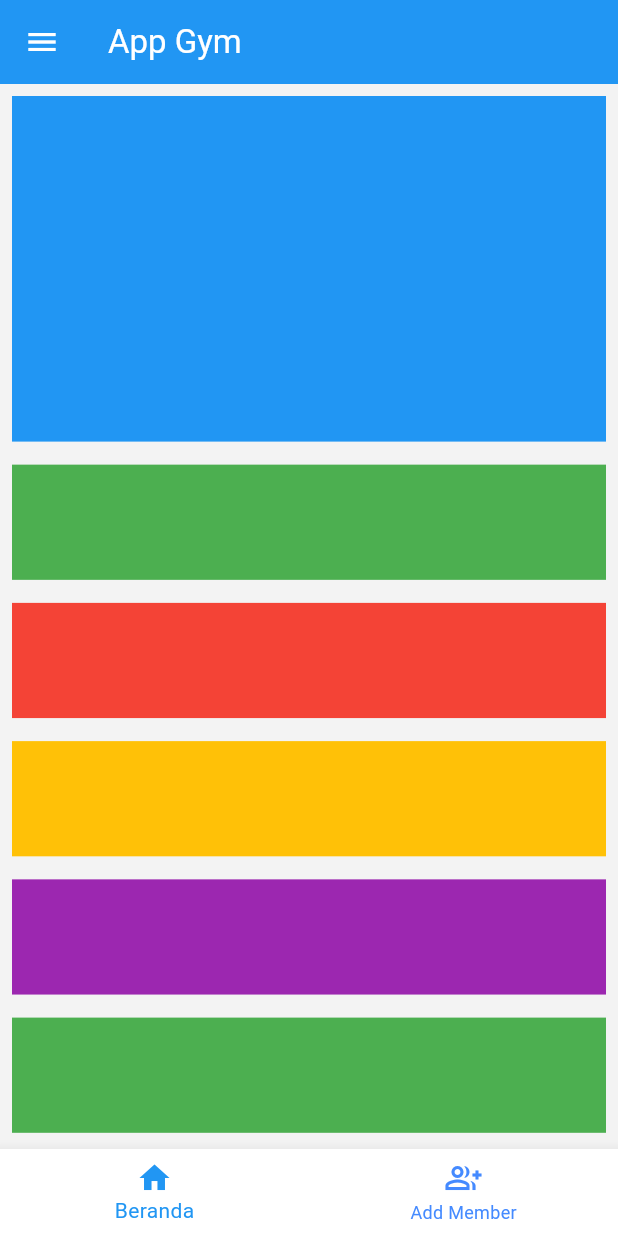
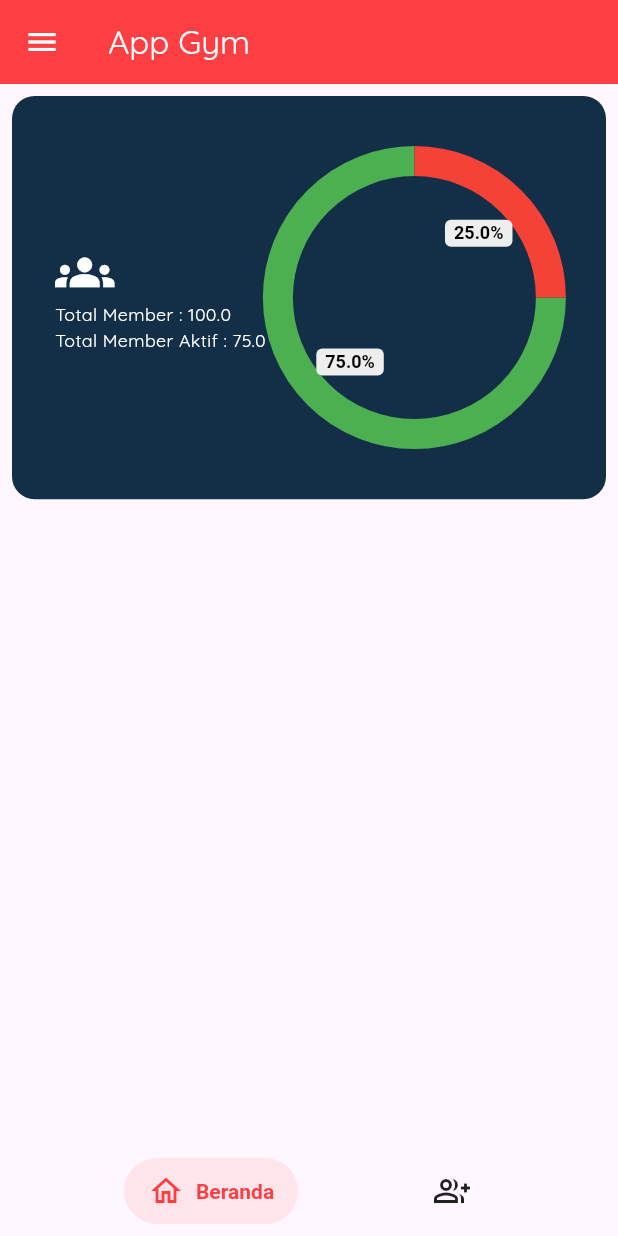
Before and after one commit to KhotamiPutra/AppGym, a Flutter app: the screen it shows after launch, on a phone screen of 412 x 824 dp. Run offline on Flutter 3.47's test engine with Material 3 defaults, Android fonts, the phone set to English and light mode, and no system bars; drawn by our look-alikes of pie_chart, salomon_bottom_bar.

Commit message:
membuat aplikasi responsif

```diff
--- a/lib/main.dart
+++ b/lib/main.dart
@@ -1,6 +1,7 @@
 import 'package:appgym/pages/addmember.dart';
 import 'package:appgym/pages/home.dart';
 import 'package:flutter/material.dart';
+import 'package:salomon_bottom_bar/salomon_bottom_bar.dart';
 
 void main() {
   runApp(const AppWrapper());
@@ -29,40 +30,33 @@ class _AppWrapperState extends State<AppWrapper> {
     final myAppBar = AppBar(
       title: const Text('App Gym', style: TextStyle(color: Colors.white)),
       iconTheme: const IconThemeData(color: Colors.white),
-      backgroundColor: Colors.blue,
+      backgroundColor: const Color.fromARGB(255, 253, 62, 67),
     );
     final _page = [Home(appBar: myAppBar, paddingTop: paddingTop), Addmember()];
+
     return MaterialApp(
+      theme: ThemeData(fontFamily: 'QuickSand'),
       debugShowCheckedModeBanner: false,
       home: Scaffold(
         appBar: myAppBar,
         body: _nav == 0
             ? Home(appBar: myAppBar, paddingTop: paddingTop)
-            : _page[_nav], // AddMember tidak memerlukan AppBar dan paddingTop
-        bottomNavigationBar: BottomNavigationBar(
-          backgroundColor: Colors.white,
-          items: const <BottomNavigationBarItem>[
-            BottomNavigationBarItem(
-              icon: Icon(Icons.home_outlined, color: Colors.blueAccent),
-              label: 'Beranda',
-              activeIcon: Icon(
-                Icons.home,
-                color: Colors.blue,
-              ),
+            : _page[_nav],
+        bottomNavigationBar: SalomonBottomBar(
+          currentIndex: _nav,
+          onTap: _onItemTapped,
+          items: [
+            SalomonBottomBarItem(
+              icon: const Icon(Icons.home_outlined),
+              title: const Text('Beranda'),
+              selectedColor: const Color.fromARGB(255, 253, 62, 67),
             ),
-            BottomNavigationBarItem(
-              icon: Icon(Icons.group_add_outlined, color: Colors.blueAccent),
-              label: 'Add Member',
-              activeIcon: Icon(
-                Icons.group_add,
-                color: Colors.blue,
-              ),
+            SalomonBottomBarItem(
+              icon: const Icon(Icons.group_add_outlined),
+              title: const Text('Add Member'),
+              selectedColor: const Color.fromARGB(255, 253, 62, 67),
             ),
           ],
-          currentIndex: _nav,
-          selectedItemColor: Colors.blue,
-          unselectedItemColor: Colors.blueAccent,
-          onTap: _onItemTapped,
         ),
         drawer: Drawer(
           child: ListView(
--- a/lib/pages/home.dart
+++ b/lib/pages/home.dart
@@ -1,4 +1,5 @@
 import 'package:flutter/material.dart';
+import 'package:pie_chart/pie_chart.dart';
 
 class Home extends StatefulWidget {
   final AppBar appBar;
@@ -19,8 +20,22 @@ class _HomeState extends State<Home> {
     final heightBody =
         heightApp - widget.appBar.preferredSize.height - widget.paddingTop;
 
-    return Scaffold(
-      backgroundColor: const Color.fromARGB(255, 243, 243, 243),
+    // pie chart
+    final double totalMembers = 100; // Total anggota
+    final double activeMembers = 75; // Anggota aktif
+
+    // Menghitung Persentase
+    final double inactiveMembers = totalMembers - activeMembers;
+
+    final Map<String, double> dataMap = {
+      "Active": activeMembers,
+      "Inactive": inactiveMembers,
+    };
+
+    return MaterialApp(
+      debugShowCheckedModeBanner: false,
+      theme: ThemeData(fontFamily: 'QuickSand'),
+      home: Scaffold(
         body: Container(
           height: heightBody, // Mengatur tinggi body
           child: ListView(
@@ -34,63 +49,67 @@ class _HomeState extends State<Home> {
                       children: [
                         Container(
                             width: widthApp,
-                        height: heightBody * 0.3,
-                        color: Colors.blue,
+                            height: heightBody * 0.35,
+                            decoration: BoxDecoration(
+                                color: const Color.fromARGB(255, 19, 47, 71),
+                                borderRadius: BorderRadius.circular(15)),
+                            child: LayoutBuilder(
+                              builder: (context, constraints) {
+                                return Padding(
+                                  padding: const EdgeInsets.all(20.0),
+                                  child: Row(
+                                    mainAxisAlignment: MainAxisAlignment.center,
+                                    children: [
+                                      Column(
+                                        crossAxisAlignment:
+                                            CrossAxisAlignment.start,
+                                        mainAxisAlignment:
+                                            MainAxisAlignment.center,
+                                        children: [
+                                          Icon(
+                                            Icons.groups,
+                                            size: constraints.maxWidth * 0.1,
+                                            color: Colors.white,
                                           ),
-                      SizedBox(height: heightBody * 0.02),
-                      Container(
-                        width: widthApp,
-                        height: heightBody * 0.1,
-                        color: Colors.green,
+                                          Text(
+                                            "Total Member : $totalMembers",
+                                            style: TextStyle(
+                                                fontSize:
+                                                    constraints.maxWidth * 0.03,
+                                                color: Colors.white),
                                           ),
-                      SizedBox(height: heightBody * 0.02),
-                      Container(
-                        width: widthApp,
-                        height: heightBody * 0.1,
-                        color: Colors.red,
+                                          Text(
+                                            "Total Member Aktif : $activeMembers",
+                                            style: TextStyle(
+                                                fontSize:
+                                                    constraints.maxWidth * 0.03,
+                                                color: Colors.white),
                                           ),
-                      SizedBox(height: heightBody * 0.02),
-                      Container(
-                        width: widthApp,
-                        height: heightBody * 0.1,
-                        color: Colors.amber,
+                                        ],
                                       ),
-                      SizedBox(height: heightBody * 0.02),
-                      Container(
-                        width: widthApp,
-                        height: heightBody * 0.1,
-                        color: Colors.purple,
+                                      SizedBox(
+                                        width: constraints.maxWidth * 0.5,
+                                        child: PieChart(
+                                          dataMap: dataMap,
+                                          chartType: ChartType.ring,
+                                          colorList: [Colors.green, Colors.red],
+                                          legendOptions: LegendOptions(
+                                            legendPosition:
+                                                LegendPosition.bottom,
+                                            showLegends: false,
                                           ),
-                      SizedBox(height: heightBody * 0.02),
-                      Container(
-                        width: widthApp,
-                        height: heightBody * 0.1,
-                        color: Colors.green,
+                                          chartValuesOptions:
+                                              ChartValuesOptions(
+                                            showChartValuesInPercentage: true,
                                           ),
-                      SizedBox(height: heightBody * 0.02),
-                      Container(
-                        width: widthApp,
-                        height: heightBody * 0.1,
-                        color: Colors.red,
                                         ),
-                      SizedBox(height: heightBody * 0.02),
-                      Container(
-                        width: widthApp,
-                        height: heightBody * 0.1,
-                        color: Colors.amber,
                                       ),
-                      SizedBox(height: heightBody * 0.02),
-                      Container(
-                        width: widthApp,
-                        height: heightBody * 0.1,
-                        color: Colors.green,
+                                    ],
                                   ),
-                      SizedBox(height: heightBody * 0.02),
-                      Container(
-                        width: widthApp,
-                        height: heightBody * 0.1,
-                        color: Colors.red,
+                                );
+                              },
                             )
+                            ),
                       ],
                     ),
                   );
@@ -161,6 +180,7 @@ class _HomeState extends State<Home> {
             ],
           ),
         ),
+      ),
     );
   }
 }
```
Also changed, not shown: pubspec.yaml (+5 -12 lines), pubspec.lock. Lines whose indentation alone changed are shown as unchanged.
